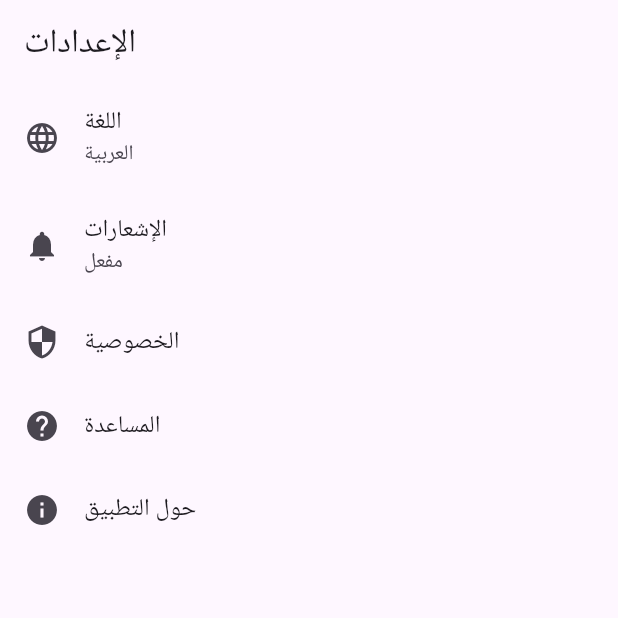
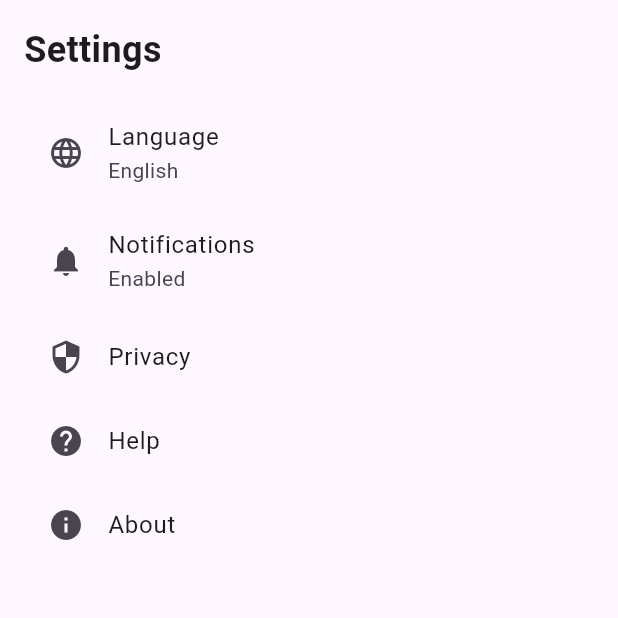
Before and after one commit to ahmedAdelElmelegy/middleware, a Flutter app: the SettingsPage screen opened by its route, on a phone screen of 412 x 824 dp, the top half of it. Run offline on Flutter 3.47's test engine with Material 3 defaults, Android fonts, the phone set to English and light mode, and no system bars; our stand-ins replace bloc, flutter_bloc, go_router, url_strategy.

Commit message:
task done

```diff
--- /dev/null
+++ b/lib/core/router/extention.dart
@@ -0,0 +1,38 @@
+import 'package:flutter/material.dart';
+import 'package:go_router/go_router.dart';
+import 'package:middleware_tasks/core/routers/auth_middle_ware.dart';
+import 'package:middleware_tasks/screens/home.dart';
+import 'package:middleware_tasks/screens/login.dart';
+import 'package:middleware_tasks/screens/profile.dart';
+import 'package:middleware_tasks/screens/setting.dart';
+
+final GoRouter router = GoRouter(
+  routes: [
+    GoRoute(path: '/', builder: (context, state) => HomePage()),
+    GoRoute(path: '/login', builder: (context, state) => LoginPage()),
+    GoRoute(path: '/profile', builder: (context, state) => ProfilePage()),
+    GoRoute(path: '/settings', builder: (context, state) => SettingsPage()),
+  ],
+
+  redirect: (context, state) {
+    return RouterMiddleware.redirect(context, state);
+  },
+
+  errorBuilder: (context, state) => Scaffold(
+    body: Center(
+      child: Column(
+        mainAxisAlignment: MainAxisAlignment.center,
+        children: [
+          Icon(Icons.error, size: 64, color: Colors.red),
+          SizedBox(height: 16),
+          Text('Page Not Found', style: TextStyle(fontSize: 18)),
+          SizedBox(height: 16),
+          ElevatedButton(
+            onPressed: () => context.go('/'),
+            child: Text('Go Back'),
+          ),
+        ],
+      ),
+    ),
+  ),
+);
--- a/lib/core/routers/navgator_helper.dart
+++ b/lib/core/routers/navgator_helper.dart
@@ -2,7 +2,6 @@ import 'package:flutter/material.dart';
 import 'package:go_router/go_router.dart';
 
 class NavigationHelper {
-  // منع التنقل إذا كنا بالفعل في نفس الصفحة
   static void goToRoute(BuildContext context, String route) {
     final currentRoute = GoRouterState.of(context).uri.path;
 
@@ -11,12 +10,10 @@ class NavigationHelper {
     }
   }
 
-  // الحصول على المسار الحالي
   static String getCurrentRoute(BuildContext context) {
     return GoRouterState.of(context).uri.path;
   }
 
-  // التحقق إذا كنا في مسار معين
   static bool isCurrentRoute(BuildContext context, String route) {
     return getCurrentRoute(context) == route;
   }
--- a/lib/main.dart
+++ b/lib/main.dart
@@ -1,68 +1,25 @@
 import 'package:flutter/material.dart';
 import 'package:flutter_bloc/flutter_bloc.dart';
-import 'package:go_router/go_router.dart';
+import 'package:middleware_tasks/core/router/extention.dart';
 import 'package:middleware_tasks/manager/cubit/auth_cubit.dart';
 import 'package:url_strategy/url_strategy.dart';
-import 'screens/home.dart';
-import 'screens/login.dart';
-import 'screens/profile.dart';
-import 'screens/setting.dart';
-import 'core/routers/auth_middle_ware.dart';
 
 void main() {
   setPathUrlStrategy();
-  runApp(MyApp());
+  runApp(const MyApp());
 }
 
 class MyApp extends StatelessWidget {
-  MyApp({Key? key}) : super(key: key);
-
-  // إنشاء الـ Cubit
-  final AuthCubit _authCubit = AuthCubit();
-
-  // إعداد GoRouter
-  final GoRouter _router = GoRouter(
-    routes: [
-      GoRoute(path: '/', builder: (context, state) => HomePage()),
-      GoRoute(path: '/login', builder: (context, state) => LoginPage()),
-      GoRoute(path: '/profile', builder: (context, state) => ProfilePage()),
-      GoRoute(path: '/settings', builder: (context, state) => SettingsPage()),
-    ],
-
-    // استخدام الـ Middleware
-    redirect: (context, state) {
-      return RouterMiddleware.redirect(context, state);
-    },
-
-    // إعادة التوجيه عند حدوث أخطاء
-    errorBuilder: (context, state) => Scaffold(
-      body: Center(
-        child: Column(
-          mainAxisAlignment: MainAxisAlignment.center,
-          children: [
-            Icon(Icons.error, size: 64, color: Colors.red),
-            SizedBox(height: 16),
-            Text('الصفحة غير موجودة', style: TextStyle(fontSize: 18)),
-            SizedBox(height: 16),
-            ElevatedButton(
-              onPressed: () => context.go('/'),
-              child: Text('العودة للرئيسية'),
-            ),
-          ],
-        ),
-      ),
-    ),
-  );
+  const MyApp({Key? key}) : super(key: key);
 
   @override
   Widget build(BuildContext context) {
     return BlocProvider(
-      // توفير الـ Cubit للتطبيق
-      create: (context) => _authCubit,
+      create: (context) => AuthCubit(),
       child: MaterialApp.router(
-        title: 'GoRouter بسيط',
+        title: 'GoRouter MiddleWare',
         theme: ThemeData(primarySwatch: Colors.blue),
-        routerConfig: _router,
+        routerConfig: router,
         debugShowCheckedModeBanner: false,
       ),
     );
--- a/lib/screens/setting.dart
+++ b/lib/screens/setting.dart
@@ -7,44 +7,51 @@ class SettingsPage extends StatelessWidget {
   @override
   Widget build(BuildContext context) {
     return Scaffold(
-      appBar: AppBar(title: Text('الإعدادات')),
-      body: ListView(
+      body: Center(
+        child: ListView(
+          padding: const EdgeInsets.all(16.0),
+
           children: [
+            Text(
+              'Settings',
+              style: TextStyle(fontSize: 24, fontWeight: FontWeight.bold),
+            ),
+            SizedBox(height: 16),
             ListTile(
               leading: Icon(Icons.language),
-            title: Text('اللغة'),
-            subtitle: Text('العربية'),
+              title: Text('Language'),
+              subtitle: Text('English'),
               onTap: () {},
             ),
             ListTile(
               leading: Icon(Icons.notifications),
-            title: Text('الإشعارات'),
-            subtitle: Text('مفعل'),
+              title: Text('Notifications'),
+              subtitle: Text('Enabled'),
               onTap: () {},
             ),
             ListTile(
               leading: Icon(Icons.security),
-            title: Text('الخصوصية'),
+              title: Text('Privacy'),
               onTap: () {},
             ),
             ListTile(
               leading: Icon(Icons.help),
-            title: Text('المساعدة'),
+              title: Text('Help'),
               onTap: () {},
             ),
             ListTile(
               leading: Icon(Icons.info),
-            title: Text('حول التطبيق'),
+              title: Text('About'),
               onTap: () {
                 showDialog(
                   context: context,
                   builder: (context) => AlertDialog(
-                  title: Text('حول التطبيق'),
-                  content: Text('تطبيق تجريبي لـ GoRouter مع Cubit'),
+                    title: Text('About'),
+                    content: Text('Flutter Middleware Task'),
                     actions: [
                       TextButton(
                         onPressed: () => context.pop(),
-                      child: Text('حسناً'),
+                        child: Text('Ok'),
                       ),
                     ],
                   ),
@@ -53,6 +60,7 @@ class SettingsPage extends StatelessWidget {
             ),
           ],
         ),
+      ),
     );
   }
 }
```
Also changed, not shown: lib/core/routers/auth_middle_ware.dart (+4 -8 lines), lib/screens/home.dart (+12 -15 lines), lib/screens/login.dart (+5 -14 lines), lib/screens/profile.dart (+13 -9 lines), 1 other file. Lines whose indentation alone changed are shown as unchanged.
